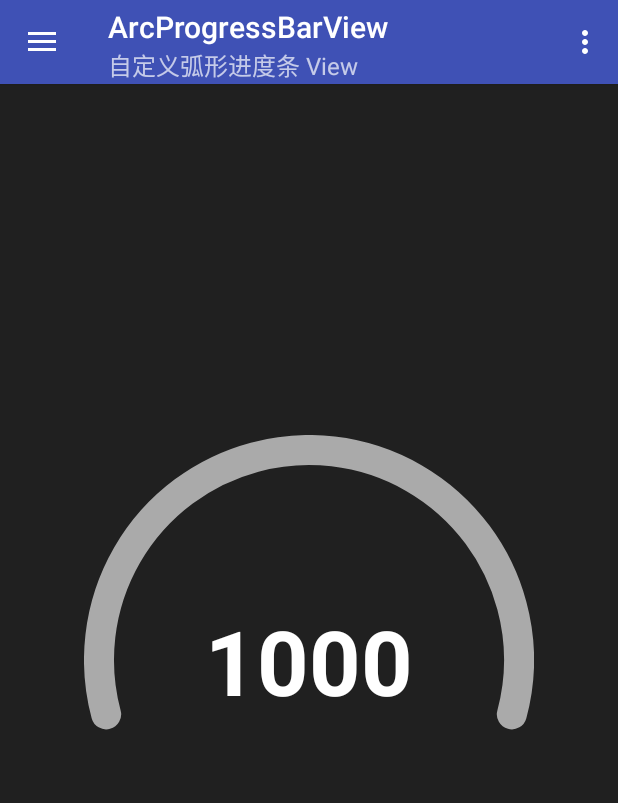
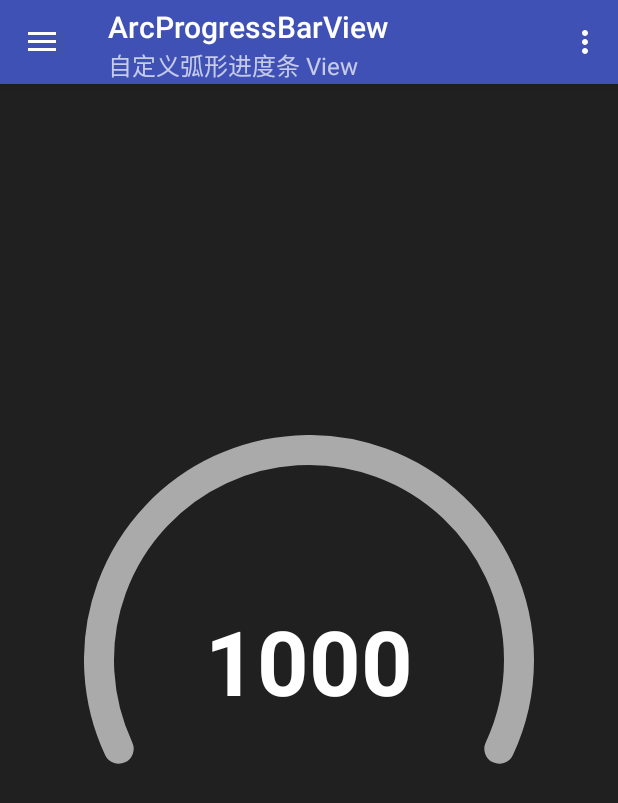
Before and after one commit to supercoeus/AndroidWidget, an Android app: the screen it shows after launch (MainActivity), after a tap on "ArcProgressBarView", on a phone screen of 412 x 824 dp. Shown: the top 803 px of the screen. Run offline under Robolectric (Android 15) with nearby library versions, the light colour scheme and no system bars; 1 statement that could not run was skipped.

Commit message:
Added angle and shade for arc progress bar view

```diff
--- a/app/src/main/java/com/github/airsaid/androidwidget/ui/ArcProgressBarViewFragment.java
+++ b/app/src/main/java/com/github/airsaid/androidwidget/ui/ArcProgressBarViewFragment.java
@@ -1,13 +1,10 @@
 package com.github.airsaid.androidwidget.ui;
 
 import android.os.Bundle;
-import android.os.Handler;
 import android.support.annotation.Nullable;
-import android.util.Log;
 import android.view.LayoutInflater;
 import android.view.View;
 import android.view.ViewGroup;
-import android.widget.ProgressBar;
 import android.widget.TextView;
 import com.github.airsaid.androidwidget.R;
 import com.github.airsaid.androidwidget.widget.ArcProgressBarView;
--- a/app/src/main/java/com/github/airsaid/androidwidget/widget/ArcProgressBarView.java
+++ b/app/src/main/java/com/github/airsaid/androidwidget/widget/ArcProgressBarView.java
@@ -3,10 +3,7 @@ package com.github.airsaid.androidwidget.widget;
 import android.animation.ObjectAnimator;
 import android.content.Context;
 import android.content.res.TypedArray;
-import android.graphics.Canvas;
-import android.graphics.Color;
-import android.graphics.Paint;
-import android.graphics.RectF;
+import android.graphics.*;
 import android.os.Build;
 import android.support.annotation.Nullable;
 import android.support.v4.math.MathUtils;
@@ -16,7 +13,11 @@ import android.view.animation.DecelerateInterpolator;
 import com.github.airsaid.androidwidget.R;
 
 /**
- * 自定义弧形进度条。支持 {@link ArcProgressBarView#setMin(int)} 和 {@link ArcProgressBarView#setMax(int)} (int)} 方法。
+ * 自定义弧形进度条。
+ * <p>
+ * 1，支持最小最大值设置。 通过 {@link ArcProgressBarView#setMin(int)} 和 {@link ArcProgressBarView#setMax(int)} 方法设置。
+ * 2，支持渐变颜色设置。通过 {@link ArcProgressBarView#setProgressColor(int)} 和 {@link ArcProgressBarView#setProgressEndColor(int)} 方法设置。
+ * 3，支持角度设置。通过 {@link ArcProgressBarView#setStartAngle(float)} 和 {@link ArcProgressBarView#setSweepAngle(float)} 方法设置。
  * <p>
  * TOTO：
  * <p>
@@ -57,6 +58,8 @@ public class ArcProgressBarView extends View {
     private float mProgressWidth;
     /** 进度条的颜色 */
     private int   mProgressColor;
+    /** 进度条结束颜色 */
+    private int   mProgressEndColor;
     /** 进度条背景的颜色 */
     private int   mBackgroundColor;
 
@@ -66,6 +69,11 @@ public class ArcProgressBarView extends View {
     private int mMin;
     /** 进度条最大进度 */
     private int mMax;
+
+    /** 开始角度 */
+    private float mStartAngle;
+    /** 持续角度（从开始角度开始，持续多少度） */
+    private float mSweepAngle;
 
     /** 进度条动画持续时间（单位毫秒） */
     private long    mDuration;
@@ -92,8 +100,11 @@ public class ArcProgressBarView extends View {
         TypedArray a = context.obtainStyledAttributes(attrs, R.styleable.ArcProgressBarView);
         setProgressWidth(a.getDimension(R.styleable.ArcProgressBarView_apbv_progressWidth, 20));
         setProgressColor(a.getColor(R.styleable.ArcProgressBarView_apbv_progressColor, Color.BLUE));
+        setProgressEndColor(a.getColor(R.styleable.ArcProgressBarView_apbv_progressEndColor, mProgressColor));
         setBackgroundColor(a.getColor(R.styleable.ArcProgressBarView_apbv_progressBackground, Color.GRAY));
         setRestartAnimation(a.getBoolean(R.styleable.ArcProgressBarView_apbv_isRestartAnimation, false));
+        setStartAngle(a.getFloat(R.styleable.ArcProgressBarView_apbv_startAngle, 165f));
+        setSweepAngle(a.getFloat(R.styleable.ArcProgressBarView_apbv_sweepAngle, 210f));
         setDuration(a.getInt(R.styleable.ArcProgressBarView_apbv_duration, 300));
         setProgress(a.getInt(R.styleable.ArcProgressBarView_android_progress, 0));
         setMin(a.getInt(R.styleable.ArcProgressBarView_apbv_min, 0));
@@ -193,6 +204,14 @@ public class ArcProgressBarView extends View {
         mProgressColor = progressColor;
     }
 
+    public int getProgressEndColor() {
+        return mProgressEndColor;
+    }
+
+    public void setProgressEndColor(int progressEndColor) {
+        mProgressEndColor = progressEndColor;
+    }
+
     public synchronized int getBackgroundColor() {
         return mBackgroundColor;
     }
@@ -227,6 +246,22 @@ public class ArcProgressBarView extends View {
             mProgress = mMax;
             refreshProgress(mProgress, false);
         }
+    }
+
+    public float getStartAngle() {
+        return mStartAngle;
+    }
+
+    public void setStartAngle(float startAngle) {
+        mStartAngle = startAngle;
+    }
+
+    public float getSweepAngle() {
+        return mSweepAngle;
+    }
+
+    public void setSweepAngle(float sweepAngle) {
+        mSweepAngle = sweepAngle;
     }
 
     public synchronized long getDuration() {
@@ -265,16 +300,25 @@ public class ArcProgressBarView extends View {
     }
 
     void drawBackground(Canvas canvas) {
+        mPaint.setShader(null);
         mPaint.setColor(mBackgroundColor);
         mPaint.setStyle(Paint.Style.STROKE);
         mPaint.setStrokeWidth(mProgressWidth);
         mPaint.setStrokeCap(Paint.Cap.ROUND);
-        canvas.drawArc(getProgressRectF(), 165, 210, false, mPaint);
+        canvas.drawArc(getProgressRectF(), mStartAngle, mSweepAngle, false, mPaint);
     }
 
     void drawProgress(Canvas canvas) {
-        mPaint.setColor(mProgressColor);
-        canvas.drawArc(getProgressRectF(), 165, 210f * mVisualProgress, false, mPaint);
+        int[] colors = {mProgressColor, mProgressEndColor};
+        int halfWidth = canvas.getWidth() / 2;
+        int halfHeight = canvas.getHeight() / 2;
+        SweepGradient shader = new SweepGradient(halfWidth, halfHeight,
+                colors, new float[]{0f, mSweepAngle / 360f});// 修改为具体的渐变度数，否则是从 0 到 360 度
+        Matrix matrix = new Matrix(); // 使用矩阵对 shader 进行旋转，否则角度默认从 0 度开始
+        matrix.setRotate(mStartAngle - mProgressWidth / 2, halfWidth, halfHeight);
+        shader.setLocalMatrix(matrix);
+        mPaint.setShader(shader);
+        canvas.drawArc(getProgressRectF(), mStartAngle, mSweepAngle * mVisualProgress, false, mPaint);
     }
 
 }
--- a/app/src/main/res/layout/fragment_arcprogressbar_view.xml
+++ b/app/src/main/res/layout/fragment_arcprogressbar_view.xml
@@ -14,8 +14,11 @@
             app:apbv_progressBackground="@android:color/darker_gray"
             app:apbv_duration="@android:integer/config_longAnimTime"
             app:apbv_progressColor="@color/colorAccent"
+            app:apbv_progressEndColor="@color/colorPrimary"
             app:apbv_isRestartAnimation="true"
             app:apbv_progressWidth="20dp"
+            app:apbv_startAngle="155"
+            app:apbv_sweepAngle="230"
             app:apbv_min="1000"
             app:apbv_max="6000"
             app:layout_constraintBottom_toBottomOf="parent"
--- a/app/src/main/res/values/attrs.xml
+++ b/app/src/main/res/values/attrs.xml
@@ -132,8 +132,11 @@
     <declare-styleable name="ArcProgressBarView">
         <attr name="apbv_progressWidth" format="dimension|reference"/>
         <attr name="apbv_progressColor" format="color|reference"/>
+        <attr name="apbv_progressEndColor" format="color|reference"/>
         <attr name="apbv_progressBackground" format="color|reference"/>
         <attr name="apbv_isRestartAnimation" format="boolean|reference"/>
+        <attr name="apbv_startAngle" format="float|reference"/>
+        <attr name="apbv_sweepAngle" format="float|reference"/>
         <attr name="apbv_duration" format="integer|reference"/>
         <attr name="apbv_max"/>
         <attr name="apbv_min"/>
```
